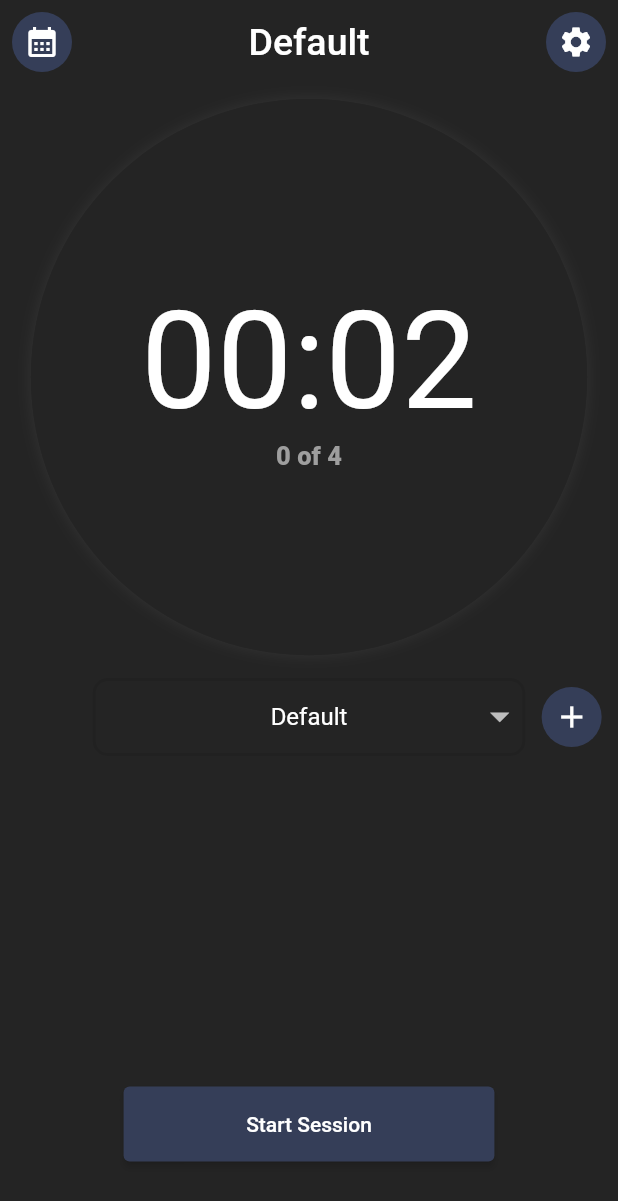
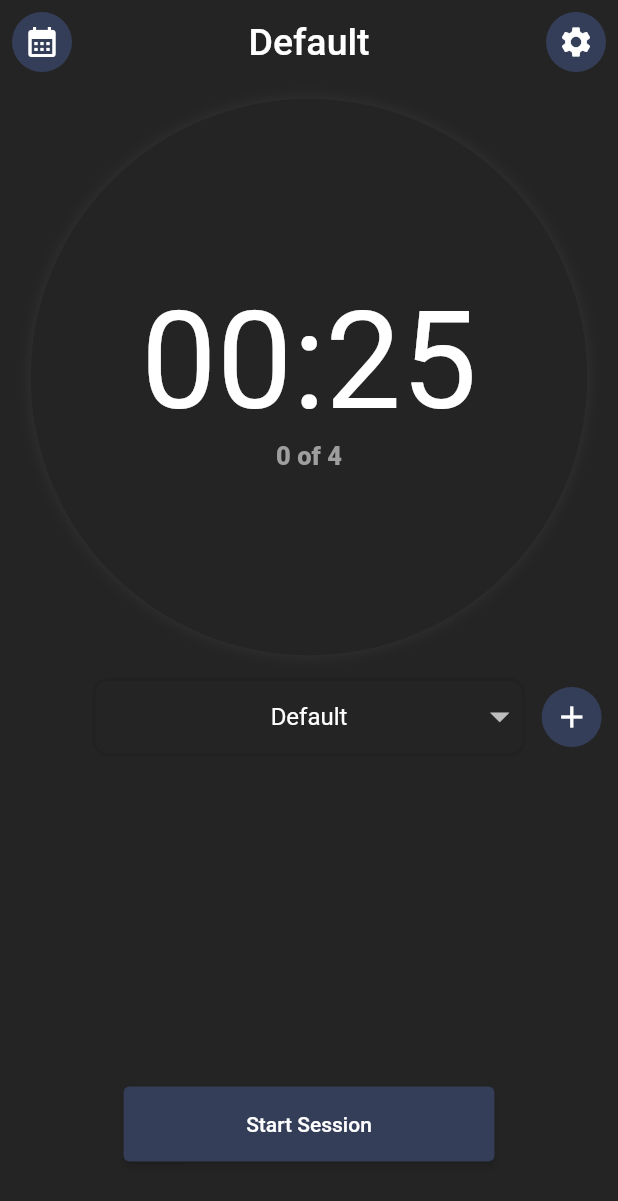
Before and after one commit to vin-murithi/zeit-prototype, a Flutter app: the screen it shows after launch, on a phone screen of 412 x 824 dp. Shown: the top 1201 px of the screen. Run offline on Flutter 3.47's test engine with Material 2 defaults, Android fonts, the phone set to English and light mode, and no system bars; drawn by our look-alikes of flutter_settings_screens; our stand-ins replace audioplayers, pie_chart, table_calendar; Roboto replaces fonts that are missing (Orbitron); statements that could not run were skipped.

Commit message:
before adding bloc

```diff
--- a/lib/constants.dart
+++ b/lib/constants.dart
@@ -1,4 +1,5 @@
 import 'package:flutter/material.dart';
+import 'package:flutter_settings_screens/flutter_settings_screens.dart';
 
 //Colors
 //General
@@ -22,3 +23,34 @@ const kLongBreak = 2;
 // const kPomodoroSession = 60 * 25;
 // const kShortBreak = 60 * 5;
 // const kLongBreak = 60 * 25;
+
+Map<String, int> getSessionDuration() {
+  var sessionDuration = Settings.getValue("key-session-duration", 2);
+  Map<String, int> duration = {};
+  switch (sessionDuration) {
+    case 2:
+      {
+        duration['session'] = 25;
+        duration['break'] = 5;
+      }
+      break;
+    case 3:
+      {
+        duration['session'] = 50;
+        duration['break'] = 5;
+      }
+      break;
+    case 4:
+      {
+        duration['session'] = 100;
+        duration['break'] = 10;
+      }
+      break;
+    default:
+      {
+        duration['session'] = 25;
+        duration['break'] = 5;
+      }
+  }
+  return duration;
+}
--- a/lib/main.dart
+++ b/lib/main.dart
@@ -14,6 +14,7 @@ Future<void> initSettings() async {
   SharePreferenceCache spCache = SharePreferenceCache();
   await spCache.init();
   await Settings.init(cacheProvider: spCache);
+
 }
 
 //My main App Class
--- a/lib/screens/home/home_screen.dart
+++ b/lib/screens/home/home_screen.dart
@@ -41,6 +41,10 @@ class _HomeScreenState extends State<HomeScreen> {
     super.initState();
     getTaskList();
     selectedTaskName = taskList[0];
+    //Initialize duration values
+    session = getSessionDuration()['session']!;
+    shortBreak = getSessionDuration()['break']!;
+    time = session;
   }
 
   //sort Map
--- a/lib/screens/settings/settings.dart
+++ b/lib/screens/settings/settings.dart
@@ -11,6 +11,15 @@ class SettingsPage extends StatefulWidget {
 }
 
 class _SettingsPageState extends State<SettingsPage> {
+  @override
+  void initState() {
+    // TODO: implement initState
+    super.initState();
+    // Settings.getValue("key-dark-mode", false);
+    print(Settings.getValue("key-session-duration", 2));
+    print('Session Duration: ${getSessionDuration()['session']}');
+  }
+
   @override
   Widget build(BuildContext context) {
     return Scaffold(
@@ -113,7 +122,7 @@ class _SettingsPageState extends State<SettingsPage> {
         },
         selected: 2,
         onChange: (value) {
-          debugPrint('key-dropdown-email-view: $value');
+          debugPrint('key-session-duration: $value');
         },
       );
 //Account Settings tiles
```
Also changed, not shown: 1 other file.
